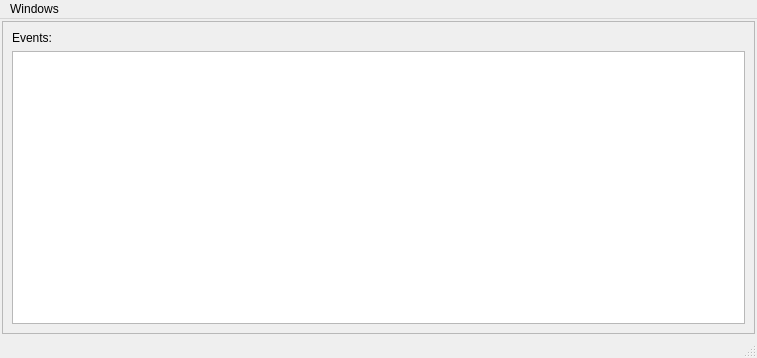
Qt form Projects/Inspector/MainWindow.ui (ezEngine/ezEngine) before a commit.
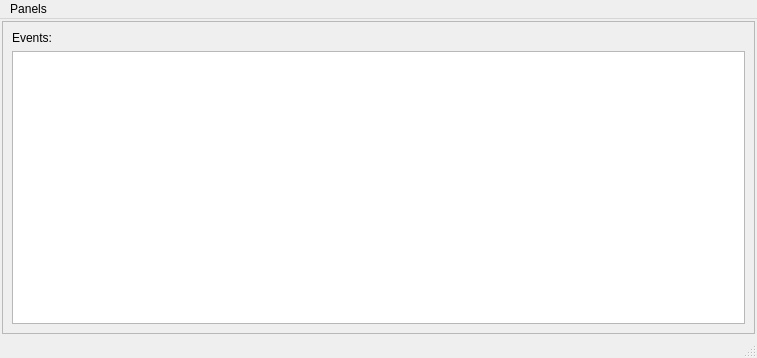
The same form after that commit. Icons and pictures are not drawn.

```diff
--- a/Projects/Inspector/MainWindow.ui
+++ b/Projects/Inspector/MainWindow.ui
@@ -76,7 +76,7 @@
    </property>
    <widget class="QMenu" name="menuWindows">
     <property name="title">
-     <string>Windows</string>
+     <string>Panels</string>
     </property>
     <addaction name="ActionShowWindowConfig"/>
     <addaction name="ActionShowWindowLog"/>
```
Left out of the diff: 9 changed lines with no effect on the pictures.
